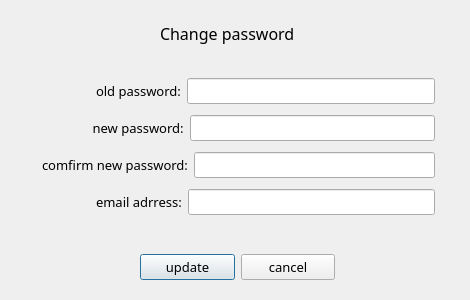
Qt form ctripui/uppwd.ui (imagecser/hotelManage) before a commit.
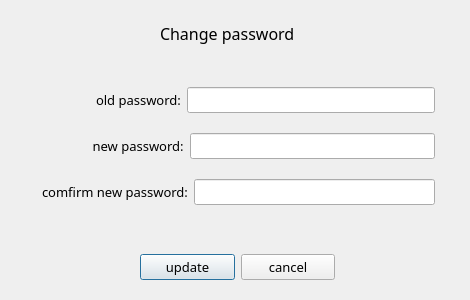
The same form after that commit.

```diff
--- a/ctripui/uppwd.ui
+++ b/ctripui/uppwd.ui
@@ -167,33 +167,6 @@
       </item>
      </layout>
     </item>
-    <item>
-     <layout class="QHBoxLayout" name="horizontalLayout_3">
-      <item>
-       <widget class="QLabel" name="label_5">
-        <property name="font">
-         <font>
-          <family>微软雅黑</family>
-          <pointsize>10</pointsize>
-         </font>
-        </property>
-        <property name="text">
-         <string>                email adrress:</string>
-        </property>
-       </widget>
-      </item>
-      <item>
-       <widget class="QLineEdit" name="emailEdit">
-        <property name="font">
-         <font>
-          <family>微软雅黑</family>
-          <pointsize>10</pointsize>
-         </font>
-        </property>
-       </widget>
-      </item>
-     </layout>
-    </item>
    </layout>
   </widget>
  </widget>
```
